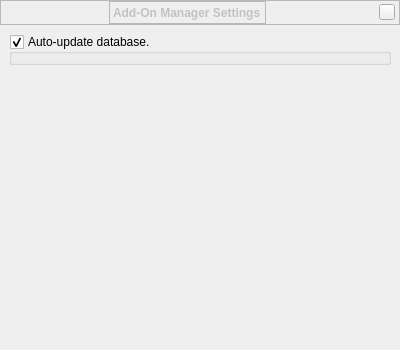
This is src/gui/addonSettingsDialog.ui in Stellarium/stellarium as Qt 5 draws it before an edit. The edited form follows.
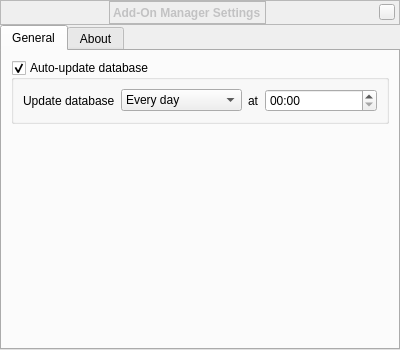
This is the edited form. Custom widgets are drawn as their Qt base class.

Commit message: AddOnSettingsDialog.UI - adding tabs + fields to update db

Diff of the .ui file:
```diff
--- a/src/gui/addonSettingsDialog.ui
+++ b/src/gui/addonSettingsDialog.ui
@@ -225,27 +225,89 @@
     </widget>
    </item>
    <item>
+    <widget class="QTabWidget" name="tabs">
+     <property name="currentIndex">
+      <number>0</number>
+     </property>
+     <widget class="QWidget" name="tab">
+      <attribute name="title">
+       <string>General</string>
+      </attribute>
     <layout class="QVBoxLayout" name="verticalLayout">
-     <property name="leftMargin">
-      <number>9</number>
-     </property>
-     <property name="topMargin">
-      <number>9</number>
-     </property>
-     <property name="rightMargin">
-      <number>9</number>
-     </property>
-     <property name="bottomMargin">
-      <number>9</number>
-     </property>
      <item>
       <widget class="QGroupBox" name="groupBox">
        <property name="title">
-        <string>Auto-update database.</string>
+          <string>Auto-update database</string>
        </property>
        <property name="checkable">
         <bool>true</bool>
        </property>
+         <layout class="QGridLayout" name="gridLayout">
+          <item row="0" column="2">
+           <widget class="QLabel" name="label_2">
+            <property name="sizePolicy">
+             <sizepolicy hsizetype="Minimum" vsizetype="Preferred">
+              <horstretch>0</horstretch>
+              <verstretch>0</verstretch>
+             </sizepolicy>
+            </property>
+            <property name="text">
+             <string>at</string>
+            </property>
+           </widget>
+          </item>
+          <item row="0" column="1">
+           <widget class="QComboBox" name="comboBox">
+            <property name="sizePolicy">
+             <sizepolicy hsizetype="MinimumExpanding" vsizetype="Fixed">
+              <horstretch>0</horstretch>
+              <verstretch>0</verstretch>
+             </sizepolicy>
+            </property>
+            <item>
+             <property name="text">
+              <string>Every day</string>
+             </property>
+            </item>
+            <item>
+             <property name="text">
+              <string>Every three days</string>
+             </property>
+            </item>
+            <item>
+             <property name="text">
+              <string>Every week</string>
+             </property>
+            </item>
+           </widget>
+          </item>
+          <item row="0" column="0">
+           <widget class="QLabel" name="label">
+            <property name="sizePolicy">
+             <sizepolicy hsizetype="Minimum" vsizetype="Preferred">
+              <horstretch>0</horstretch>
+              <verstretch>0</verstretch>
+             </sizepolicy>
+            </property>
+            <property name="text">
+             <string>Update database</string>
+            </property>
+           </widget>
+          </item>
+          <item row="0" column="3">
+           <widget class="QDateTimeEdit" name="dateTimeEdit">
+            <property name="sizePolicy">
+             <sizepolicy hsizetype="MinimumExpanding" vsizetype="Fixed">
+              <horstretch>0</horstretch>
+              <verstretch>0</verstretch>
+             </sizepolicy>
+            </property>
+            <property name="displayFormat">
+             <string>HH:00</string>
+            </property>
+           </widget>
+          </item>
+         </layout>
       </widget>
      </item>
      <item>
@@ -262,6 +324,13 @@
       </spacer>
      </item>
     </layout>
+     </widget>
+     <widget class="QWidget" name="tab_2">
+      <attribute name="title">
+       <string>About</string>
+      </attribute>
+     </widget>
+    </widget>
    </item>
   </layout>
  </widget>
```
Lines whose indentation alone changed are shown as unchanged.
